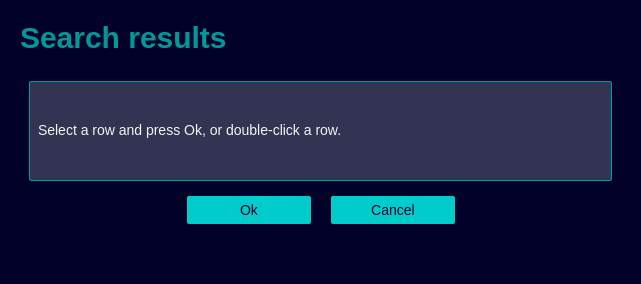
Before: the Qt Designer form src/gui/designer/popups/gui_popup_search.ui in candeiassantiago393-spec/StockTracker, drawn with Qt 5.
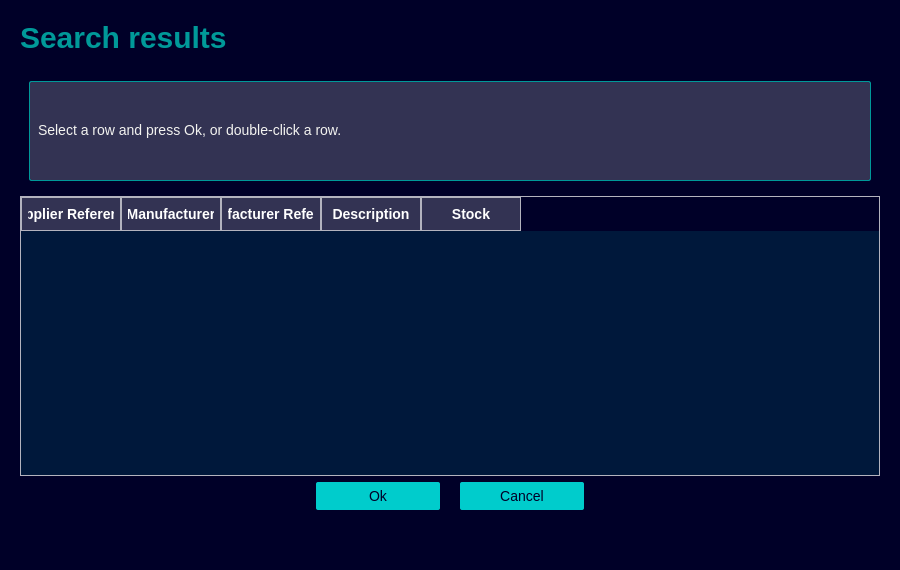
After: the same form once the commit is applied.

Commit message:
fix(designer): full popup layouts visible in Qt Designer
Generates complete popup .ui files with forms and tables, adds gui_popup_template.ui, and improves DESIGNER.bat to use the venv designer and menu options 2-5.

What changed in the file:
```diff
--- a/src/gui/designer/popups/gui_popup_search.ui
+++ b/src/gui/designer/popups/gui_popup_search.ui
@@ -6,8 +6,8 @@
    <rect>
     <x>0</x>
     <y>0</y>
-    <width>641</width>
-    <height>283</height>
+    <width>900</width>
+    <height>480</height>
    </rect>
   </property>
   <property name="windowTitle">
@@ -120,6 +120,47 @@
         </layout>
        </widget>
       </item>
+      <item>
+       <widget class="QTableWidget" name="table_search">
+        <property name="minimumSize">
+         <size>
+          <width>0</width>
+          <height>280</height>
+         </size>
+        </property>
+        <property name="styleSheet">
+   <string notr="true">
+QTableWidget {
+    background-color: #00183B;
+    gridline-color: #333353;
+    border: 1px solid #B3B3BE;
+}
+QHeaderView::section {
+    background-color: #333353;
+    color: #FFFFFF;
+    padding: 6px;
+    border: 1px solid #B3B3BE;
+    font-weight: bold;
+}
+</string>
+        </property>
+         <column>
+          <property name="text"><string>Supplier Reference</string></property>
+         </column>
+         <column>
+          <property name="text"><string>Manufacturer</string></property>
+         </column>
+         <column>
+          <property name="text"><string>Manufacturer Reference</string></property>
+         </column>
+         <column>
+          <property name="text"><string>Description</string></property>
+         </column>
+         <column>
+          <property name="text"><string>Stock</string></property>
+         </column>
+       </widget>
+      </item>
       <item>
        <widget class="QWidget" name="container_button" native="true">
         <property name="sizePolicy">
```
Left out of the diff: 4 changed lines with no effect on the pictures. The commit also changes 5 other files.
